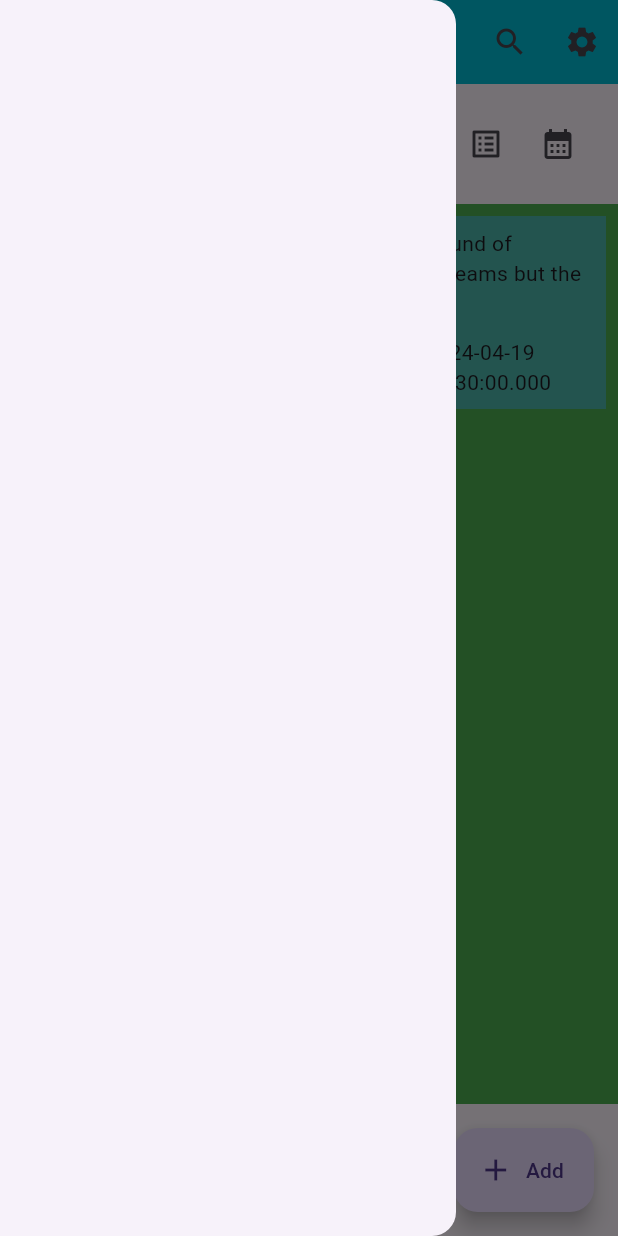
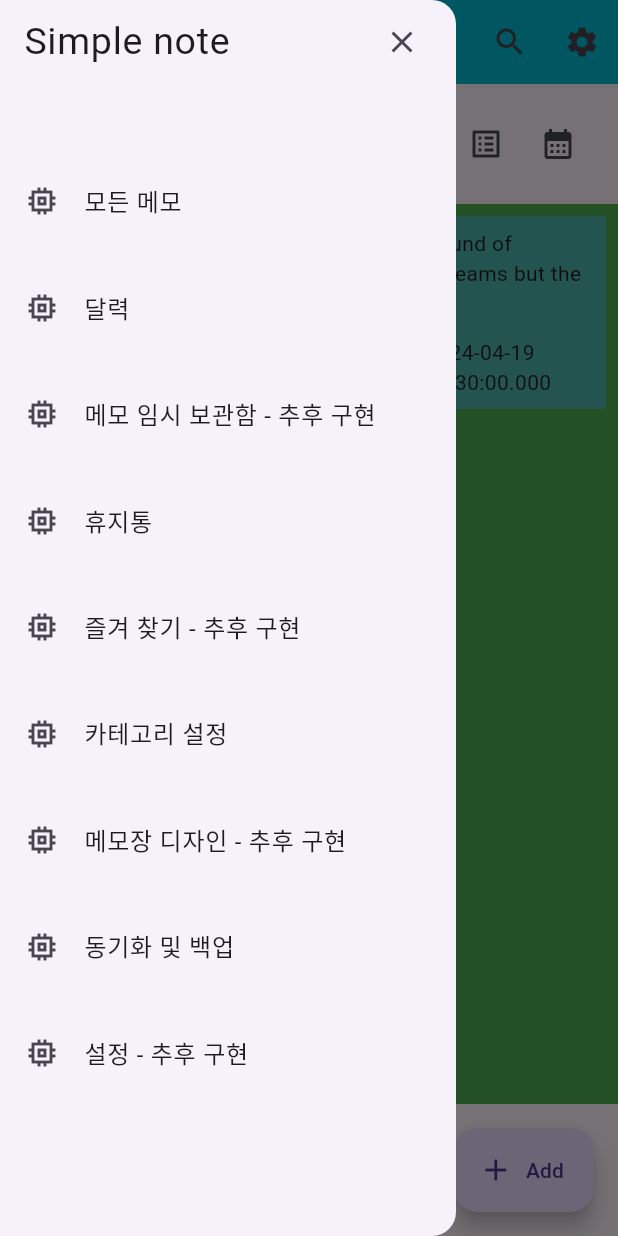
Before and after one commit to MinJaehyun/simple_note, a Flutter app: the screen it shows after launch, with the side drawer open, on a phone screen of 412 x 824 dp. Run offline on Flutter 3.47's test engine with Material 3 defaults, Android fonts, the phone set to English and light mode, and no system bars.

Commit message:
drawer widget 구현

```diff
--- a/lib/main.dart
+++ b/lib/main.dart
@@ -1,4 +1,6 @@
 import 'package:flutter/material.dart';
+import 'package:simple_note/view/HomePageBodyFrame.dart';
+import 'package:simple_note/view/drawer_widget.dart';
 
 void main() {
   runApp(const MyApp());
@@ -24,140 +26,34 @@ class MyPage extends StatelessWidget {
 
     return SafeArea(
       child: Scaffold(
-        // note: 하단 footer 설정
-        floatingActionButton: FloatingActionButton.extended(
-          onPressed: () {
-            // Add your onPressed code here!
-          },
-          label: const Text('Add'),
-          icon: const Icon(Icons.add),
-        ),
+        // note: Appbar
+        appBar: buildAppBar(),
+        // note: home page body frame
+        body: HomePageBodyFrame(categories: categories),
+        // note: 하단 add
+        floatingActionButton: buildFloatingActionButton(),
         // note: Drawer 만들기
-        drawer: Drawer(
-            // child: ListTile(
-            //   leading: const Icon(Icons.change_history),
-            //   title: const Text('Change history'),
-            //   onTap: () {
-            //     // change app state...
-            //     Navigator.pop(context); // close the drawer
-            //   },
-            // ),
-            ),
-        // todo: 추후 appbar 분리하기
-        appBar: AppBar(
-          backgroundColor: Colors.cyan,
-          actions: [
-            IconButton(onPressed: () {}, icon: Icon(Icons.search)),
-            IconButton(onPressed: () {}, icon: Icon(Icons.settings)),
-          ],
-        ),
-
-        body: Column(
-          children: [
-            // todo: 추후 상단 body 분리하기
-            Container(
-              height: 80,
-              child: Padding(
-                padding: const EdgeInsets.all(16.0),
-                child: Row(
-                  children: [
-                    // note: 카테고리 list view 가로 설정
-                    Container(
-                      child: Expanded(
-                        child: ListView.separated(
-                          scrollDirection: Axis.horizontal,
-                          separatorBuilder: (context, index) {
-                            return SizedBox(width: 25);
-                          },
-                          itemCount: 5,
-                          itemBuilder: (context, index) {
-                            return Text('${categories[index]}');
-                          },
-                        ),
-                      ),
-                    ),
-                    SizedBox(width: 15),
-                    // note: 우측 끝: 목록 생성 버튼과 달력 버튼
-                    Container(
-                      child: Row(
-                        children: [
-                          // note: 목록 카테고리 생성 버튼
-                          IconButton(
-                              onPressed: () {},
-                              icon: Icon(Icons.list_alt_outlined)),
-                          // note: 달력 페이지로 이동하는 버튼
-                          IconButton(
-                              onPressed: () {},
-                              icon: Icon(Icons.calendar_month))
-                        ],
-                      ),
-                    )
-                  ],
-                ),
-              ),
-            ),
-            // todo: 하단 body 분리하기
-            Container(
-              color: Colors.green,
-              height: 600,
-              child: Padding(
-                padding: const EdgeInsets.all(8.0),
-                child: GridView.count(
-                  crossAxisSpacing: 5.0,
-                  mainAxisSpacing: 5.0,
-                  crossAxisCount: 3,
-                  children: [
-                    Container(
-                      padding: const EdgeInsets.all(8),
-                      color: Colors.teal[100],
-                      child: Column(
-                        children: [
-                          Expanded(
-                            child:
-                                const Text("표제 및 세부 내용 작성")
-                          ),
-                          Text('${DateTime.now()}')
-                        ],
-                      ),
-                    ),
-                    Container(
-                      padding: const EdgeInsets.all(8),
-                      color: Colors.teal[200],
-                      child: Column(
-                        children: [
-                          Expanded(child: const Text('Heed not the rabble')),
-                          Text('${DateTime.now()}')
-                        ],
-                      ),
-                    ),
-                    Container(
-                      padding: const EdgeInsets.all(8),
-                      color: Colors.teal[300],
-                      child: Column(
-                        children: [
-                          Expanded(
-                              child: const Text('Sound of screams but the')),
-                          Text('${DateTime.now()}')
-                        ],
-                      ),
-                    ),
-                    Container(
-                      padding: const EdgeInsets.all(8),
-                      color: Colors.teal[400],
-                      child: Column(
-                        children: [
-                          Expanded(child: const Text('Who scream')),
-                          Text('${DateTime.now()}')
-                        ],
-                      ),
-                    ),
-                  ],
-                ),
-              ),
-            )
-          ],
-        ),
+        drawer: DrawerWidget(),
       ),
     );
   }
+
+  AppBar buildAppBar() {
+    return AppBar(
+        backgroundColor: Colors.cyan,
+        actions: [
+          IconButton(onPressed: () {}, icon: Icon(Icons.search)),
+          IconButton(onPressed: () {}, icon: Icon(Icons.settings)),
+        ],
+      );
+  }
+
+  FloatingActionButton buildFloatingActionButton() {
+    return FloatingActionButton.extended(
+      onPressed: () {},
+      label: const Text('Add'),
+      icon: const Icon(Icons.add),
+    );
+  }
+
 }
--- /dev/null
+++ b/lib/view/HomePageBodyFrame.dart
@@ -0,0 +1,116 @@
+import 'package:flutter/material.dart';
+
+class HomePageBodyFrame extends StatelessWidget {
+  const HomePageBodyFrame({
+    super.key,
+    required this.categories,
+  });
+
+  final List<String> categories;
+
+  @override
+  Widget build(BuildContext context) {
+    return Column(
+      children: [
+        // todo: 추후 상단 body 분리하기
+        Container(
+          height: 80,
+          child: Padding(
+            padding: const EdgeInsets.all(16.0),
+            child: Row(
+              children: [
+                // note: 카테고리 list view 가로 설정
+                Container(
+                  child: Expanded(
+                    child: ListView.separated(
+                      scrollDirection: Axis.horizontal,
+                      separatorBuilder: (context, index) {
+                        return SizedBox(width: 25);
+                      },
+                      itemCount: 5,
+                      itemBuilder: (context, index) {
+                        return Text('${categories[index]}');
+                      },
+                    ),
+                  ),
+                ),
+                SizedBox(width: 15),
+                // note: 우측 끝: 목록 생성 버튼과 달력 버튼
+                Container(
+                  child: Row(
+                    children: [
+                      // note: 목록 카테고리 생성 버튼
+                      IconButton(
+                          onPressed: () {},
+                          icon: Icon(Icons.list_alt_outlined)),
+                      // note: 달력 페이지로 이동하는 버튼
+                      IconButton(
+                          onPressed: () {},
+                          icon: Icon(Icons.calendar_month))
+                    ],
+                  ),
+                )
+              ],
+            ),
+          ),
+        ),
+        // todo: 하단 body 분리하기
+        Container(
+          color: Colors.green,
+          height: 600,
+          child: Padding(
+            padding: const EdgeInsets.all(8.0),
+            child: GridView.count(
+              crossAxisSpacing: 5.0,
+              mainAxisSpacing: 5.0,
+              crossAxisCount: 3,
+              children: [
+                Container(
+                  padding: const EdgeInsets.all(8),
+                  color: Colors.teal[100],
+                  child: Column(
+                    children: [
+                      Expanded(child: const Text("표제 및 세부 내용 작성")),
+                      Text('${DateTime.now()}')
+                    ],
+                  ),
+                ),
+                Container(
+                  padding: const EdgeInsets.all(8),
+                  color: Colors.teal[200],
+                  child: Column(
+                    children: [
+                      Expanded(child: const Text('Heed not the rabble')),
+                      Text('${DateTime.now()}')
+                    ],
+                  ),
+                ),
+                Container(
+                  padding: const EdgeInsets.all(8),
+                  color: Colors.teal[300],
+                  child: Column(
+                    children: [
+                      Expanded(
+                          child: const Text('Sound of screams but the')),
+                      Text('${DateTime.now()}')
+                    ],
+                  ),
+                ),
+                Container(
+                  padding: const EdgeInsets.all(8),
+                  color: Colors.teal[400],
+                  child: Column(
+                    children: [
+                      Expanded(child: const Text('Who scream')),
+                      Text('${DateTime.now()}')
+                    ],
+                  ),
+                ),
+              ],
+            ),
+          ),
+        )
+      ],
+    );
+  }
+}
--- /dev/null
+++ b/lib/view/drawer_widget.dart
@@ -0,0 +1,78 @@
+import 'package:flutter/material.dart';
+
+class DrawerWidget extends StatelessWidget {
+  const DrawerWidget({
+    super.key,
+  });
+
+  @override
+  Widget build(BuildContext context) {
+    return Drawer(
+      child: Column(
+        children: [
+          ListTile(
+            title: const Text('Simple note', style: TextStyle(fontSize: 25)),
+            onTap: () => Navigator.pop(context),
+            trailing: Icon(Icons.close_outlined),
+          ),
+          SizedBox(height: 50),
+          ListTile(
+            title: const Text('모든 메모'),
+            onTap: () {},
+            leading: Icon(Icons.memory_sharp),
+          ),
+          SizedBox(height: 15),
+          ListTile(
+            title: const Text('달력'),
+            onTap: () {},
+            leading: Icon(Icons.memory_sharp),
+          ),
+          SizedBox(height: 15),
+          ListTile(
+            title: const Text('메모 임시 보관함 - 추후 구현'),
+            onTap: () {},
+            leading: Icon(Icons.memory_sharp),
+          ),
+          SizedBox(height: 15),
+          ListTile(
+            title: const Text('휴지통'),
+            onTap: () {},
+            leading: Icon(Icons.memory_sharp),
+          ),
+          SizedBox(height: 15),
+          ListTile(
+            title: const Text('즐겨 찾기 - 추후 구현'),
+            onTap: () {},
+            leading: Icon(Icons.memory_sharp),
+          ),
+          SizedBox(height: 15),
+          ListTile(
+            title: const Text('카테고리 설정'),
+            onTap: () {},
+            leading: Icon(Icons.memory_sharp),
+          ),
+          SizedBox(height: 15),
+          ListTile(
+            title: const Text('메모장 디자인 - 추후 구현'),
+            onTap: () {},
+            leading: Icon(Icons.memory_sharp),
+          ),
+          SizedBox(height: 15),
+          ListTile(
+            title: const Text('동기화 및 백업'),
+            onTap: () {},
+            leading: Icon(Icons.memory_sharp),
+          ),
+          SizedBox(height: 15),
+          ListTile(
+            title: const Text('설정 - 추후 구현'),
+            onTap: () {},
+            leading: Icon(Icons.memory_sharp),
+          ),
+        ],
+      ),
+    );
+  }
+}
+
+// todo: 아이콘 추후 기능에 맞게 설정하기
```
